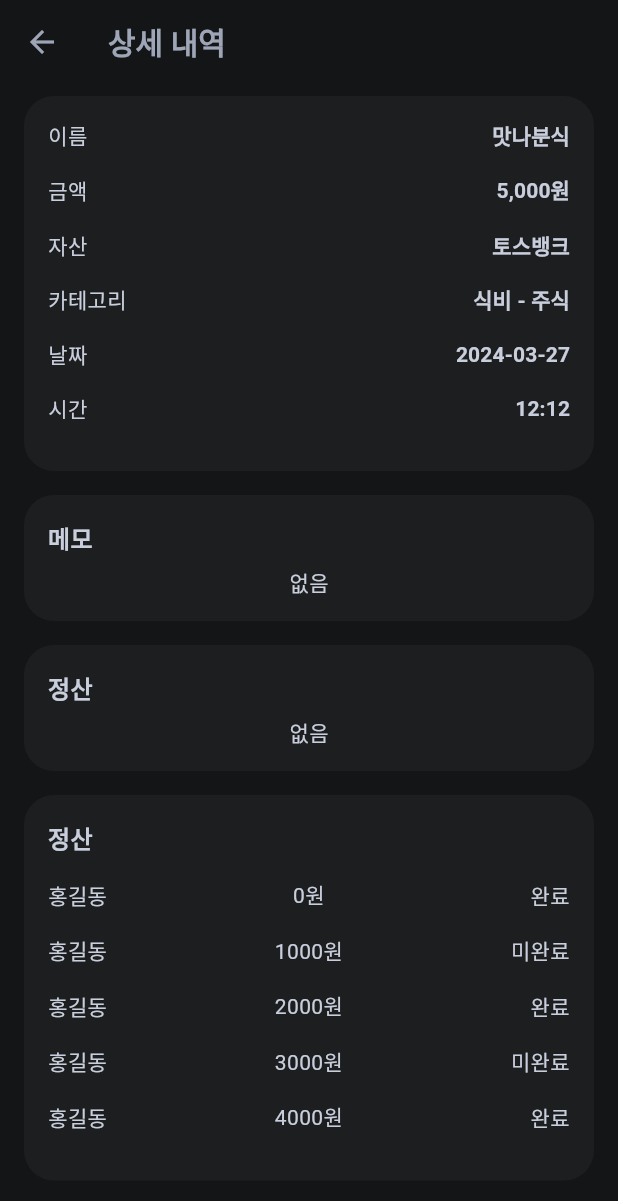
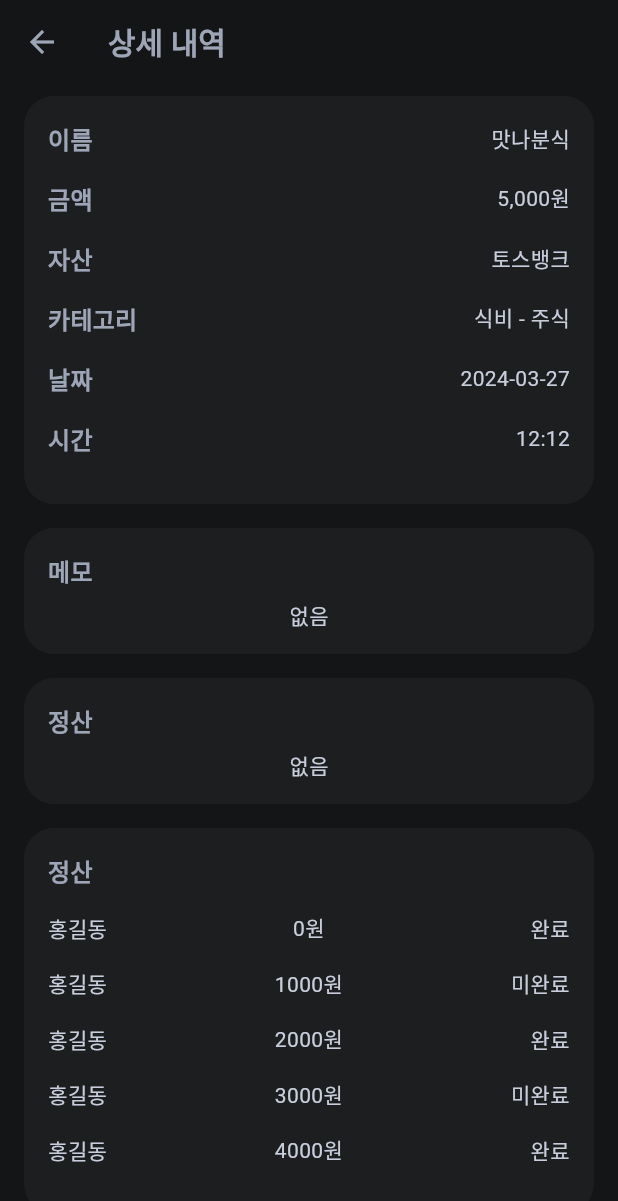
Before and after one commit to jhssong/profitnote, a Flutter app: the PayDetailScreen screen opened directly, on a phone screen of 412 x 824 dp. Shown: the top 1201 px of the screen. Run offline on Flutter 3.47's test engine with Material 3 defaults, Android fonts, the light colour scheme and no system bars; our stand-ins replace syncfusion_flutter_charts.

Commit message:
style: Change label text colors (#61)

```diff
--- a/lib/screens/add/widgets/type_selection_btn.dart
+++ b/lib/screens/add/widgets/type_selection_btn.dart
@@ -46,11 +46,14 @@ class _TypeSelectionBtnState extends State<TypeSelectionBtn> {
                   borderRadius: const BorderRadius.all(Radius.circular(10)),
                 ),
                 foregroundColor: ColorTheme.pointText,
-                textStyle: Theme.of(context).textTheme.bodyMedium,
               ),
               child: Text(
                 _typeList[index],
-                style: Theme.of(context).textTheme.bodyMedium,
+                style: Theme.of(context).textTheme.bodyMedium!.copyWith(
+                      color: index == _currentIndex
+                          ? _colorList[index]
+                          : ColorTheme.cardLabelText,
+                    ),
               ),
             )),
             if (index != _typeList.length - 1) const SizedBox(width: 8),
--- a/lib/screens/home/widgets/pay_detail_card.dart
+++ b/lib/screens/home/widgets/pay_detail_card.dart
@@ -31,11 +31,14 @@ class PayDetailCard extends StatelessWidget {
               children: [
                 Text(
                   labelList[i],
-                  style: Theme.of(context).textTheme.bodyMedium,
+                  style: Theme.of(context)
+                      .textTheme
+                      .titleMedium!
+                      .copyWith(color: ColorTheme.cardLabelText),
                 ),
                 Text(
                   titleList[i],
-                  style: Theme.of(context).textTheme.titleSmall,
+                  style: Theme.of(context).textTheme.bodyMedium,
                 ),
               ],
             ),
--- a/lib/widgets/card_widget.dart
+++ b/lib/widgets/card_widget.dart
@@ -31,7 +31,13 @@ class CardWidget extends StatelessWidget {
           Row(
             mainAxisAlignment: MainAxisAlignment.spaceBetween,
             children: [
-              Text(title, style: Theme.of(context).textTheme.titleMedium),
+              Text(
+                title,
+                style: Theme.of(context)
+                    .textTheme
+                    .titleMedium!
+                    .copyWith(color: ColorTheme.cardLabelText),
+              ),
               if (onPressed != null) DetailBtn(onPressed: onPressed!),
             ],
           ),
```
